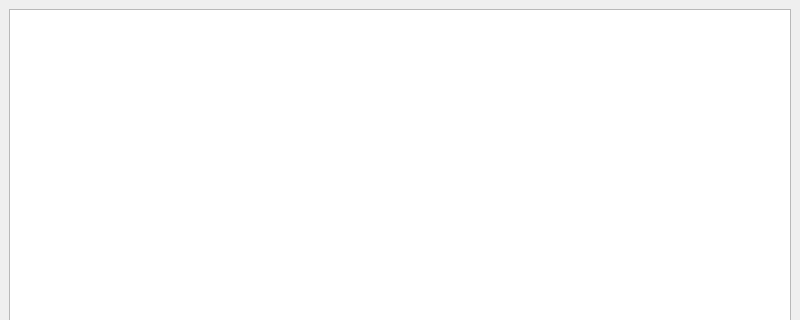
First picture: the form in not1mm/data/dxcc_tracker.ui, repository mbridak/not1mm, before the edit; both pictures show x 0 to 800 and y 0 to 320 of the 800 by 600 pixel window.
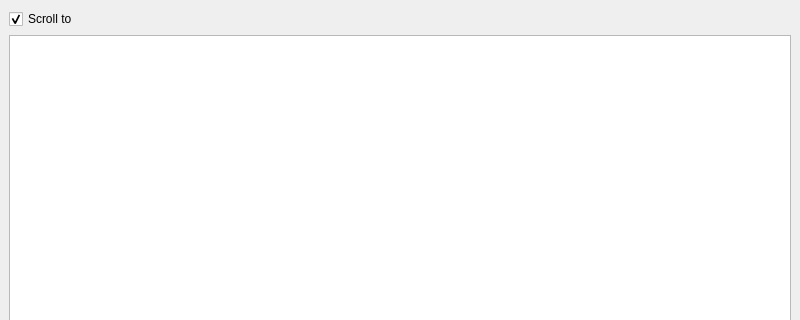
Second picture: the form after the edit.

Commit message: @mbridak Added scroll checkbox to tracker window.

Diff of the .ui file:
```diff
--- a/not1mm/data/dxcc_tracker.ui
+++ b/not1mm/data/dxcc_tracker.ui
@@ -15,6 +15,16 @@
   </property>
   <widget class="QWidget" name="centralwidget">
    <layout class="QVBoxLayout" name="verticalLayout">
+    <item>
+     <widget class="QCheckBox" name="scrolltoCheckBox">
+      <property name="text">
+       <string>Scroll to</string>
+      </property>
+      <property name="checked">
+       <bool>true</bool>
+      </property>
+     </widget>
+    </item>
     <item>
      <widget class="QTableWidget" name="dxcc_table">
       <property name="focusPolicy">
```
Left out of the diff: 2 changed lines with no effect on the pictures. The commit also changes 1 other file.
